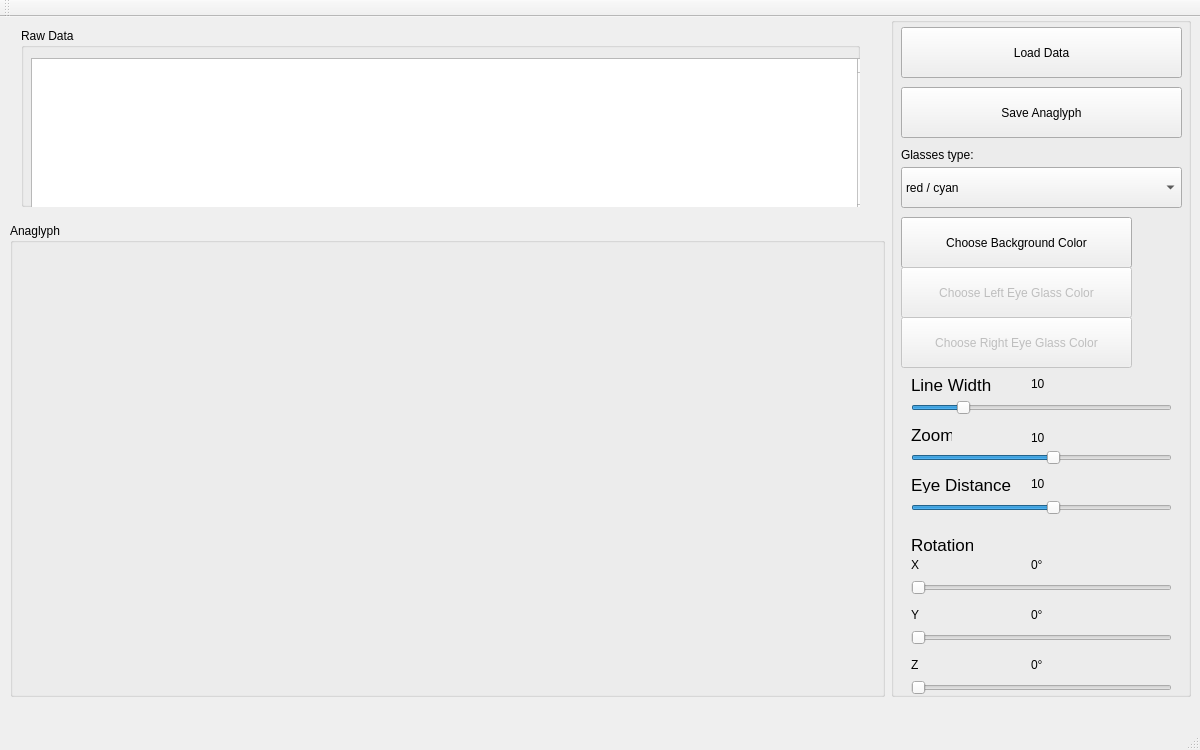
wrutkowski/Qt-Anaglyph, file Qt-Anaglyph/mainwindow.ui: the form before one commit.
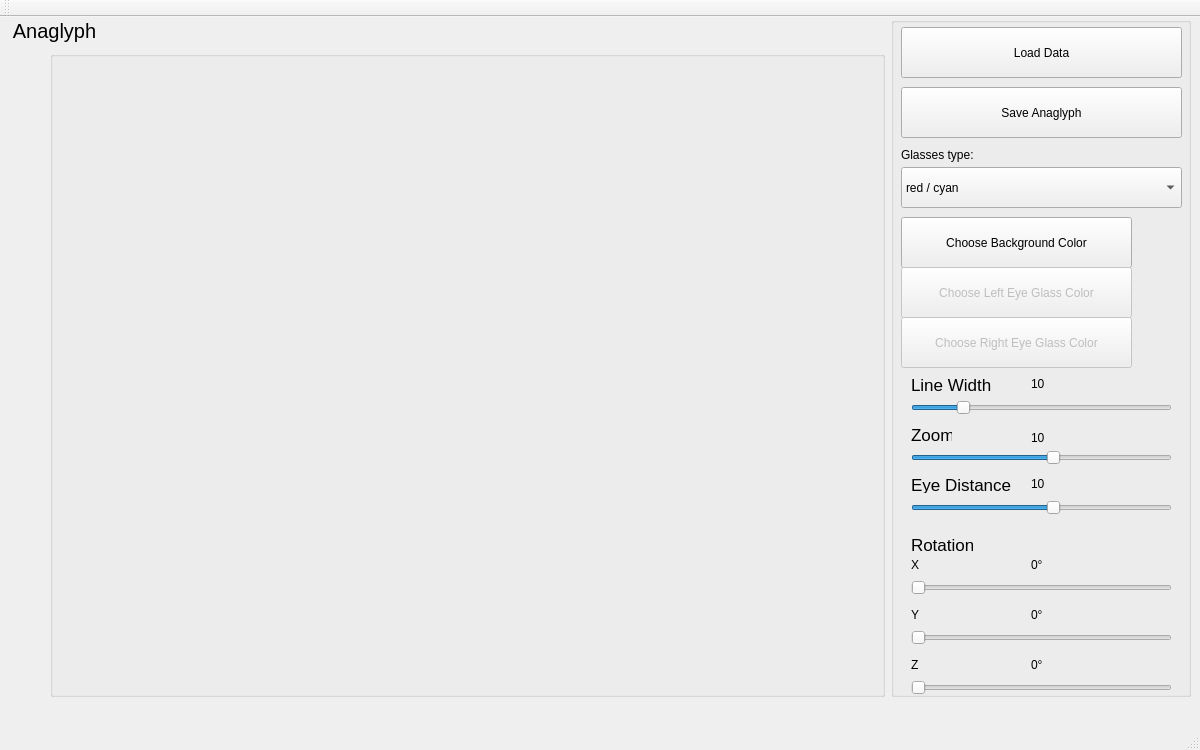
The form after the commit.

Commit message: Deleted RAW data. Centred image. Change stylesheet of QLabel/

The edit to the form file:
```diff
--- a/Qt-Anaglyph/mainwindow.ui
+++ b/Qt-Anaglyph/mainwindow.ui
@@ -65,84 +65,23 @@
        <property name="topMargin">
         <number>0</number>
        </property>
-       <item>
-        <widget class="QFrame" name="frame">
-         <property name="maximumSize">
-          <size>
-           <width>16777215</width>
-           <height>200</height>
-          </size>
-         </property>
-         <property name="frameShape">
-          <enum>QFrame::NoFrame</enum>
-         </property>
-         <property name="frameShadow">
-          <enum>QFrame::Plain</enum>
-         </property>
-         <property name="lineWidth">
-          <number>0</number>
-         </property>
-         <widget class="QWidget" name="horizontalLayoutWidget_2">
-          <property name="geometry">
-           <rect>
-            <x>0</x>
-            <y>0</y>
-            <width>861</width>
-            <height>201</height>
-           </rect>
-          </property>
-          <layout class="QHBoxLayout" name="horizontalLayout_2">
-           <item>
-            <widget class="QGroupBox" name="groupBox_2">
-             <property name="maximumSize">
-              <size>
-               <width>16777215</width>
-               <height>200</height>
-              </size>
-             </property>
-             <property name="title">
-              <string>Raw Data</string>
-             </property>
-             <property name="alignment">
-              <set>Qt::AlignLeading|Qt::AlignLeft|Qt::AlignTop</set>
-             </property>
-             <widget class="QTextEdit" name="textEdit">
-              <property name="geometry">
-               <rect>
-                <x>10</x>
-                <y>30</y>
-                <width>841</width>
-                <height>161</height>
-               </rect>
-              </property>
-              <property name="verticalScrollBarPolicy">
-               <enum>Qt::ScrollBarAlwaysOn</enum>
-              </property>
-              <property name="horizontalScrollBarPolicy">
-               <enum>Qt::ScrollBarAlwaysOff</enum>
-              </property>
-              <property name="readOnly">
-               <bool>true</bool>
-              </property>
-             </widget>
-            </widget>
-           </item>
-          </layout>
-         </widget>
-        </widget>
-       </item>
        <item>
         <widget class="QGroupBox" name="groupBox_4">
+         <property name="styleSheet">
+          <string notr="true">margin-left: 40px;
+margin-top: 10px;
+font-size: 20px;</string>
+         </property>
          <property name="title">
           <string>Anaglyph</string>
          </property>
          <widget class="QLabel" name="imageAnaglyph">
           <property name="geometry">
            <rect>
-            <x>12</x>
-            <y>30</y>
-            <width>841</width>
-            <height>431</height>
+            <x>30</x>
+            <y>60</y>
+            <width>801</width>
+            <height>601</height>
            </rect>
           </property>
           <property name="text">
```
Left out of the diff: 9 changed lines with no effect on the pictures. The commit also changes 1 other file.
